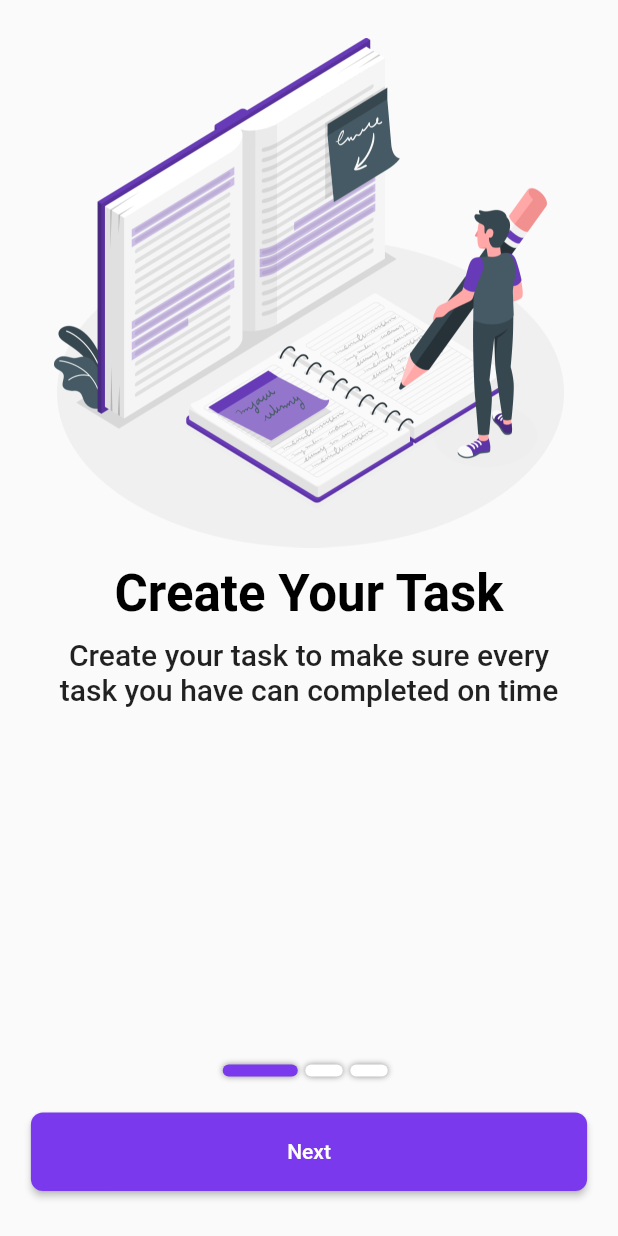
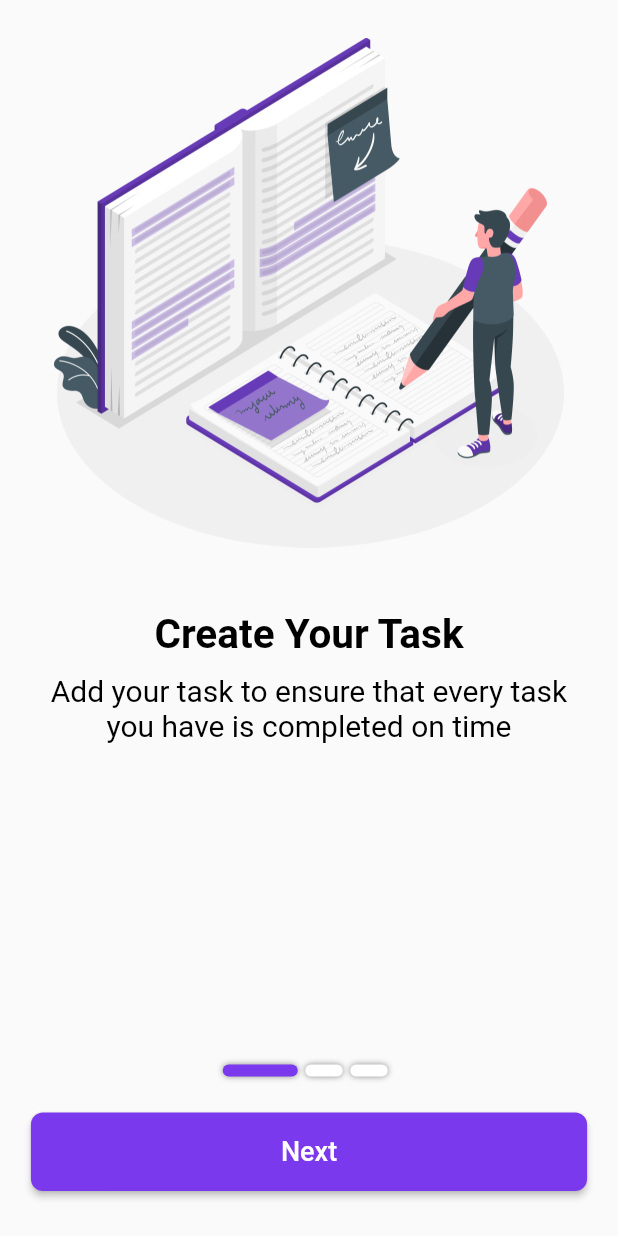
Before and after one commit to Dalalghesh/Taskify, a Flutter app: the screen it shows after launch, on a phone screen of 412 x 824 dp. Run offline on Flutter 3.47's test engine with Material 2 defaults, Android fonts, the phone set to English and light mode, and no system bars; our stand-ins replace calendar_date_picker2, cloud_firestore, cool_alert, dropdown_button2, firebase_auth, firebase_core and 6 more; missing offline and left inert: animated_radio_buttons, curved_nav_bar, dart:html, flutter_cupertino_datetime_picker; accounts and stored records are empty.

```diff
--- a/taskify/lib/onboarding/onboarding_screen.dart
+++ b/taskify/lib/onboarding/onboarding_screen.dart
@@ -53,13 +53,22 @@ class _OnboardingScreenState extends State<OnboardingScreen> {
                           const SizedBox(height: 10.0),
                           Text(
                             contents[index].title ?? "",
-
-                            style: Theme.of(context).textTheme.headline4,
+                            style: TextStyle(
+                              color: Colors.black,
+                              fontWeight: FontWeight.bold,
+                              fontSize: 27,
+                            ),
+                            //  Theme.of(context).textTheme.headline4,
+                            textAlign: TextAlign.center,
                           ),
                           const SizedBox(height: 10.0),
                           Text(
                             contents[index].description ?? "",
-                            style: Theme.of(context).textTheme.headline6,
+                            style: TextStyle(
+                              color: Colors.black,
+                              fontSize: 20,
+                            ),
+                            //    style: Theme.of(context).textTheme.headline6,
                             textAlign: TextAlign.center,
                           )
                         ],
@@ -109,7 +118,9 @@ class _OnboardingScreenState extends State<OnboardingScreen> {
                           final screenToOpen =
                               FirebaseAuth.instance.currentUser == null
                                   ? const LoginScreen()
-                                  :  NavBar(tabs: 0,);
+                                  : NavBar(
+                                      tabs: 0,
+                                    );
                           Navigator.pushReplacement(
                             context,
                             MaterialPageRoute(
@@ -124,8 +135,9 @@ class _OnboardingScreenState extends State<OnboardingScreen> {
                         );
                       },
                       child: Text(
+                        style: TextStyle(fontSize: 18),
                         index == contents.length - 1 ? "Continue" : "Next",
-                      //  style: Theme.of(context).textTheme.headline3,
+                        //  style: Theme.of(context).textTheme.headline3,
                       ),
                     ),
                   );
@@ -142,19 +154,19 @@ class _OnboardingScreenState extends State<OnboardingScreen> {
 List<IntroContent> contents = [
   IntroContent(
       imageName: "assets/images/taking-notes-amico.png",
-      title: "Create Your Task",
+      title: "\nCreate Your Task",
       description:
-          "Create your task to make sure every task you have can completed on time"),
+          "Add your task to ensure that every task you have is completed on time"),
   IntroContent(
       imageName: "assets/images/to-do-list-cuate.png",
-      title: "Manage your Daily Task",
+      title: "\nManage your Daily Task",
       description:
           "By using this application you will be able to manage your daily tasks"),
   IntroContent(
     imageName: "assets/images/writing-a-letter-rafiki.png",
-    title: "Checklist Finished Task",
+    title: "\nChecklist Finished Task",
     description:
-        "If you completed your task, so you can view the result you work for each day",
+        "If you complete your task, you can view your work result every day",
   )
 ];
 
```
Also changed, not shown: taskify/lib/Screens/AddTask.dart (+83 -100 lines), taskify/lib/invitation/widget/single_invitation.dart (+12 -29 lines), taskify/lib/screens/Add_Category.dart (+7 -5 lines).
